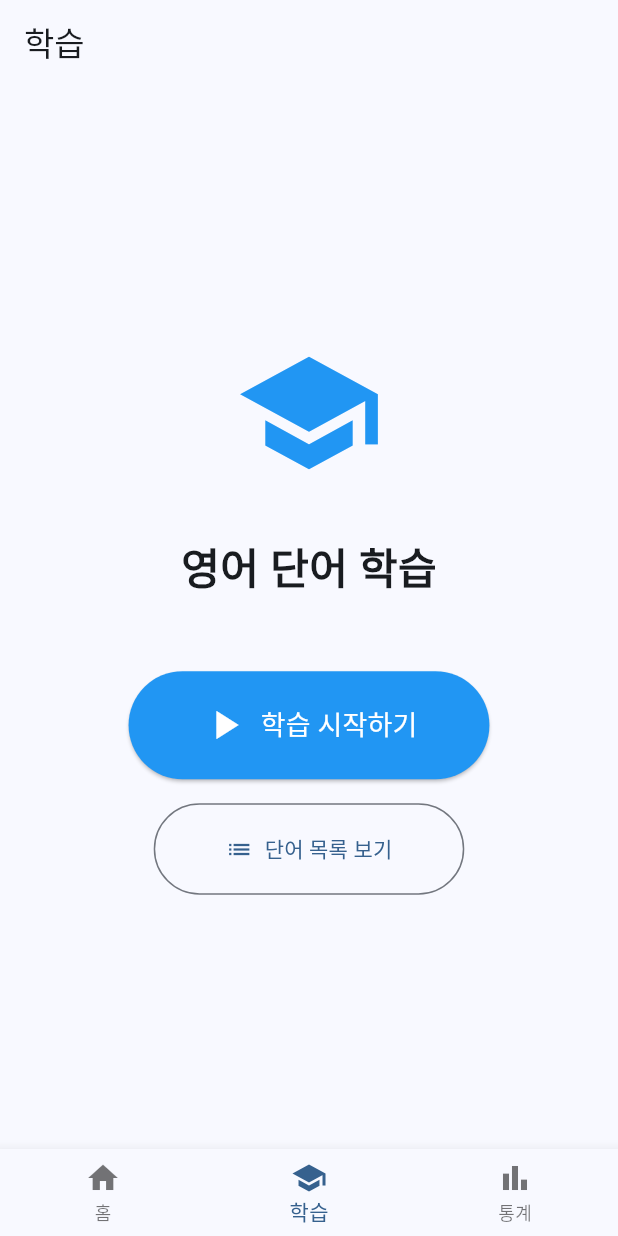
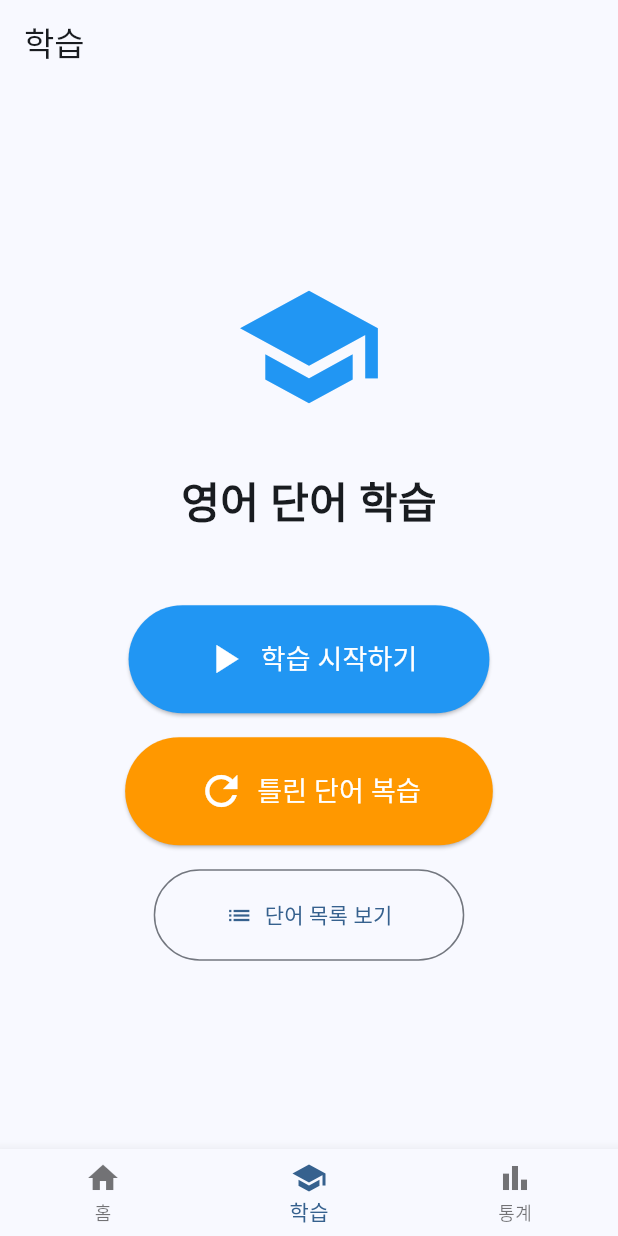
Before and after one commit to Leedoseo/daily_voca_project, a Flutter app: the screen it shows after launch, item 2 of the bottom bar chosen, on a phone screen of 412 x 824 dp. Run offline on Flutter 3.47's test engine with Material 3 defaults, Android fonts, the light colour scheme and no system bars; our stand-ins replace flutter_card_swiper, flutter_tts, sqflite; accounts and stored records are empty.

Commit message:
feat: 복습 모드 구현 (틀린 단어 필터링)

```diff
--- a/lib/screens/study_screen.dart
+++ b/lib/screens/study_screen.dart
@@ -68,6 +68,32 @@ class StudyScreen extends StatelessWidget {
             ),
             const SizedBox(height: 16),
 
+            // 복습 시작 버튼 (주황색 버튼) - 새로 추가
+            ElevatedButton.icon(
+              onPressed: () {
+                // 복습 모드로 플래시카드 학습 화면 열기
+                Navigator.push(
+                  context,
+                  MaterialPageRoute(
+                    builder: (context) => const FlashcardStudyScreen(
+                      isReviewMode: true, // 복습 모드 활성화
+                    ),
+                  ),
+                );
+              },
+              icon: const Icon(Icons.refresh, size: 32),
+              label: const Text('틀린 단어 복습', style: TextStyle(fontSize: 18)),
+              style: ElevatedButton.styleFrom(
+                padding: const EdgeInsets.symmetric(
+                  horizontal: 48,
+                  vertical: 20,
+                ),
+                backgroundColor: Colors.orange,  // 주황색 배경
+                foregroundColor: Colors.white,   // 흰색 텍스트
+              ),
+            ),
+            const SizedBox(height: 16),
+
             // 단어 목록 버튼 (테두리만 있는 버튼)
             OutlinedButton.icon(
               onPressed: () {
```
Also changed, not shown: lib/screens/flashcard_study_screen.dart (+27 -11 lines), lib/services/database_service.dart (+22 -11 lines).
